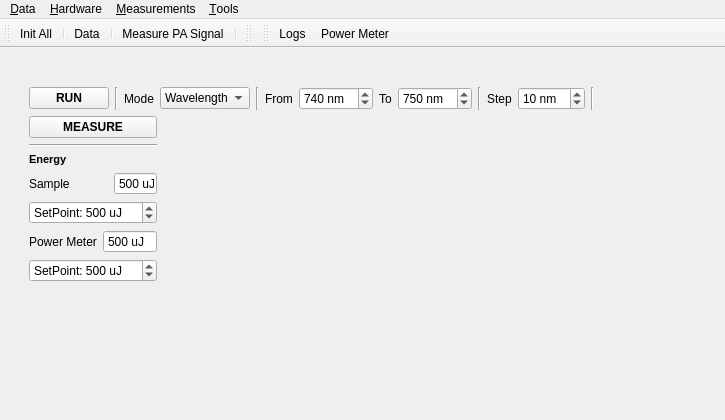
Above: modules/PA_main_window.ui from Kaldarinz/PA-RSCF-22-72-00015- before the change; both pictures show x 0 to 725 and y 0 to 420 of the 973 by 857 pixel window. Below: the same form after it.
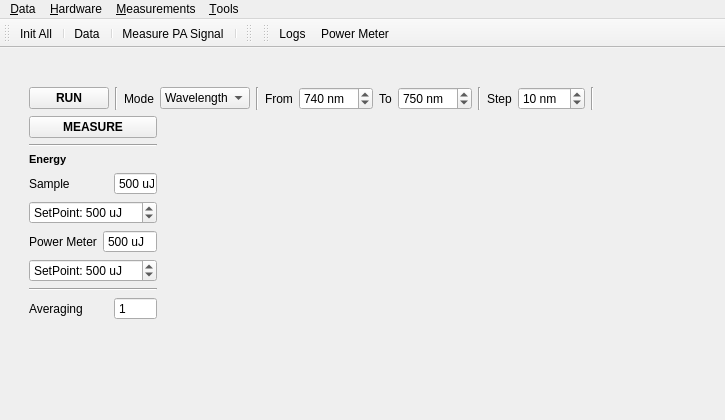
That is the form after the change. Icons and pictures are not drawn. Custom widgets are drawn as their Qt base class.

Commit message: start update spin boxes

The edit to the form file:
```diff
--- a/modules/PA_main_window.ui
+++ b/modules/PA_main_window.ui
@@ -337,7 +337,7 @@
       <x>20</x>
       <y>30</y>
       <width>583</width>
-      <height>466</height>
+      <height>522</height>
      </rect>
     </property>
     <property name="sizePolicy">
@@ -597,9 +597,22 @@
        </layout>
       </item>
       <item>
-       <layout class="QHBoxLayout" name="horizontalLayout_5">
+       <layout class="QHBoxLayout" name="horizontalLayout_6">
         <item>
+         <widget class="QWidget" name="w_curve_measure" native="true">
          <layout class="QVBoxLayout" name="verticalLayout">
+           <property name="leftMargin">
+            <number>0</number>
+           </property>
+           <property name="topMargin">
+            <number>0</number>
+           </property>
+           <property name="rightMargin">
+            <number>0</number>
+           </property>
+           <property name="bottomMargin">
+            <number>0</number>
+           </property>
           <item>
            <widget class="QPushButton" name="btn_curve_measure">
             <property name="font">
@@ -769,6 +782,55 @@
             </property>
            </widget>
           </item>
+           <item>
+            <widget class="Line" name="line_5">
+             <property name="orientation">
+              <enum>Qt::Horizontal</enum>
+             </property>
+            </widget>
+           </item>
+           <item>
+            <layout class="QHBoxLayout" name="horizontalLayout_5">
+             <item>
+              <widget class="QLabel" name="lbl_curve_averaging">
+               <property name="text">
+                <string>Averaging</string>
+               </property>
+              </widget>
+             </item>
+             <item>
+              <widget class="QSpinBox" name="sb_curve_averaging">
+               <property name="maximumSize">
+                <size>
+                 <width>43</width>
+                 <height>16777215</height>
+                </size>
+               </property>
+               <property name="buttonSymbols">
+                <enum>QAbstractSpinBox::NoButtons</enum>
+               </property>
+               <property name="suffix">
+                <string/>
+               </property>
+               <property name="prefix">
+                <string/>
+               </property>
+               <property name="minimum">
+                <number>1</number>
+               </property>
+               <property name="maximum">
+                <number>10</number>
+               </property>
+               <property name="singleStep">
+                <number>1</number>
+               </property>
+               <property name="value">
+                <number>1</number>
+               </property>
+              </widget>
+             </item>
+            </layout>
+           </item>
           <item>
            <spacer name="verticalSpacer">
             <property name="orientation">
@@ -783,6 +845,7 @@
            </spacer>
           </item>
          </layout>
+         </widget>
         </item>
         <item>
          <widget class="MplCanvas" name="plot_curve_signal" native="true">
@@ -1096,6 +1159,11 @@
    <header>.widgets</header>
    <container>1</container>
   </customwidget>
+  <customwidget>
+   <class>QuantSpinBox</class>
+   <extends>QDoubleSpinBox</extends>
+   <header>.widgets</header>
+  </customwidget>
  </customwidgets>
  <resources>
   <include location="qt_resources.qrc"/>
```
Left out of the diff: 22 changed lines with no effect on the pictures. Lines whose indentation alone changed are shown as unchanged. The commit also changes 3 other files.
